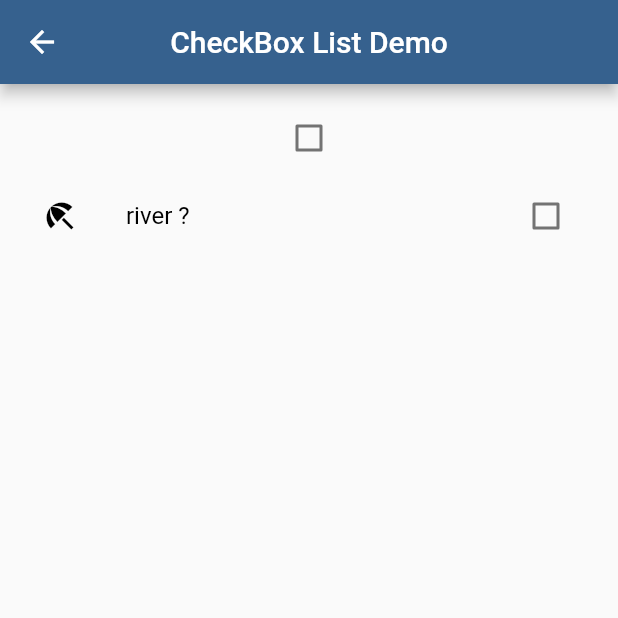
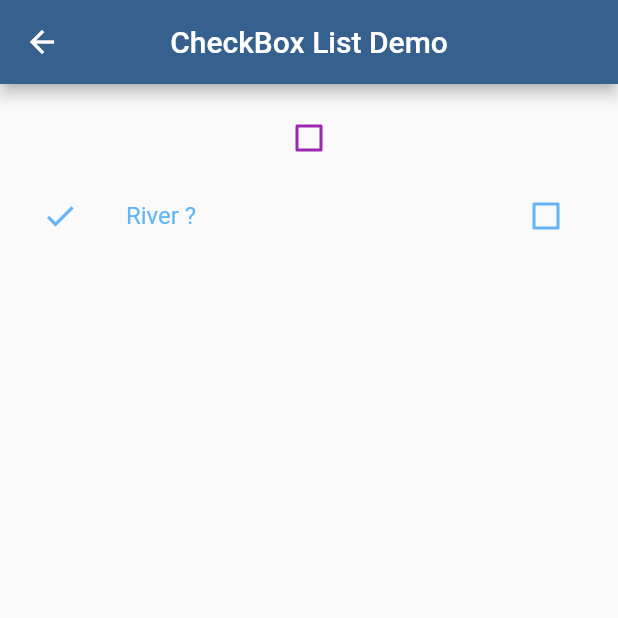
Before and after one commit to jsmile/flutter_ui_demo, a Flutter app: the CheckBoxDemo screen opened by its route, on a phone screen of 412 x 824 dp, the top half of it. Run offline on Flutter 3.47's test engine with Material 2 defaults, Android fonts, the phone set to English and light mode, and no system bars; missing offline and left inert: ansicolor, fab_circular_menu_plus.

Commit message:
CustomCheckBoxListTile

```diff
--- a/lib/src/demos/checkboxs/checkbox_demo.dart
+++ b/lib/src/demos/checkboxs/checkbox_demo.dart
@@ -1,6 +1,7 @@
 import 'package:flutter/material.dart';
 
 import '../../ansi_color.dart';
+import 'custom_checkbox_tile.dart';
 
 class CheckBoxDemo extends StatefulWidget {
   static const String routeName = '/CheckBoxDemo';
@@ -12,10 +13,22 @@ class CheckBoxDemo extends StatefulWidget {
 
 class _CheckBoxDemoState extends State<CheckBoxDemo> {
   bool _checked = false;
-  bool _tileChecked = false;
+  // final bool _isChecked = false;
 
   @override
   Widget build(BuildContext context) {
+    Color getColor(Set<MaterialState> states) {
+      const Set<MaterialState> interactiveStates = <MaterialState>{
+        MaterialState.pressed, // pressed 상태
+        MaterialState.hovered, // hover 상태
+        MaterialState.focused, // focused 상태
+      };
+      if (states.any(interactiveStates.contains)) {
+        return Colors.blue;
+      }
+      return Colors.red;
+    }
+
     return Scaffold(
       appBar: AppBar(
         title: const Text('CheckBox List Demo'),
@@ -24,9 +37,14 @@ class _CheckBoxDemoState extends State<CheckBoxDemo> {
       body: ListView(
         padding: const EdgeInsets.all(12.0),
         children: [
-          Checkbox(
+          Theme(
+            data: ThemeData(
+              unselectedWidgetColor: Colors.purple, // 체크 안된 상태의 색상
+            ),
+            child: Checkbox(
               value: _checked,
               activeColor: Colors.blue, // check 시 색상
+              // fillColor: MaterialStateProperty.resolveWith(getColor),
               onChanged: (newValue) {
                 debugPrint(info('### newValue: $newValue'));
                 setState(() {
@@ -34,24 +52,12 @@ class _CheckBoxDemoState extends State<CheckBoxDemo> {
                 });
               },
             ),
-          CheckboxListTile(
-            value: _tileChecked,
-            title: Text(
-              'river ?',
-              style:
-                  TextStyle(color: _tileChecked ? Colors.blue : Colors.black),
           ),
-            // 없으면 checkbox 만 나옴
-            secondary: Icon(Icons.beach_access,
-                color: _tileChecked ? Colors.blue : Colors.black),
-            controlAffinity: ListTileControlAffinity.trailing, // 오른쪽 checkbox
+          CustomCheckBoxListTile(
+            titleText: 'River ?',
+            normalColor: Colors.blue[300]!, // 체크 안된 상태의 색상
             activeColor: Colors.blue, // check 시 색상
-            onChanged: (newValue) {
-              debugPrint(info('### newValue: $newValue'));
-              setState(() {
-                _tileChecked = newValue!;
-              });
-            },
+            // secondary: Icons.beach_access, // 없으면 checkbox 만 나옴
           ),
         ],
       ),
--- /dev/null
+++ b/lib/src/demos/checkboxs/custom_checkbox_tile.dart
@@ -0,0 +1,63 @@
+import 'package:flutter/material.dart';
+
+class CustomCheckBoxListTile extends StatefulWidget {
+  final String titleText;
+  final Color normalColor;
+  final Color activeColor;
+  final IconData? secondary;
+
+  const CustomCheckBoxListTile({
+    Key? key,
+    required this.titleText,
+    required this.normalColor,
+    required this.activeColor,
+    this.secondary,
+  }) : super(key: key);
+
+  @override
+  State<CustomCheckBoxListTile> createState() => _CustomCheckBoxListTileState();
+}
+
+class _CustomCheckBoxListTileState extends State<CustomCheckBoxListTile> {
+  bool _isChecked = false;
+
+  @override
+  Widget build(BuildContext context) {
+    // Color getColor(Set<MaterialState> states) {
+    //   const Set<MaterialState> interactiveStates = <MaterialState>{
+    //     MaterialState.pressed, // pressed 상태
+    //     MaterialState.hovered, // hover 상태
+    //     MaterialState.focused, // focused 상태
+    //   };
+    //   if (states.any(interactiveStates.contains)) {
+    //     return Colors.blue;
+    //   }
+    //   return Colors.purple;
+    // }
+
+    return Theme(
+      data: ThemeData(
+        unselectedWidgetColor: widget.normalColor, // 체크 안된 상태의 색상
+      ),
+      child: CheckboxListTile(
+        value: _isChecked,
+        title: Text(
+          widget.titleText,
+          style: TextStyle(
+              color: _isChecked ? widget.activeColor : widget.normalColor),
+        ),
+        // 없으면 checkbox 만 나옴
+        secondary: Icon(widget.secondary ?? Icons.check,
+            color: _isChecked ? widget.activeColor : widget.normalColor),
+        controlAffinity: ListTileControlAffinity.trailing, // 오른쪽 checkbox
+        activeColor: widget.activeColor, // check 시 색상
+        // fillColor: MaterialStateProperty.resolveWith(getColor),
+        onChanged: (newValue) {
+          setState(() {
+            _isChecked = newValue!;
+          });
+        },
+      ),
+    );
+  }
+}
```
Lines whose indentation alone changed are shown as unchanged.
